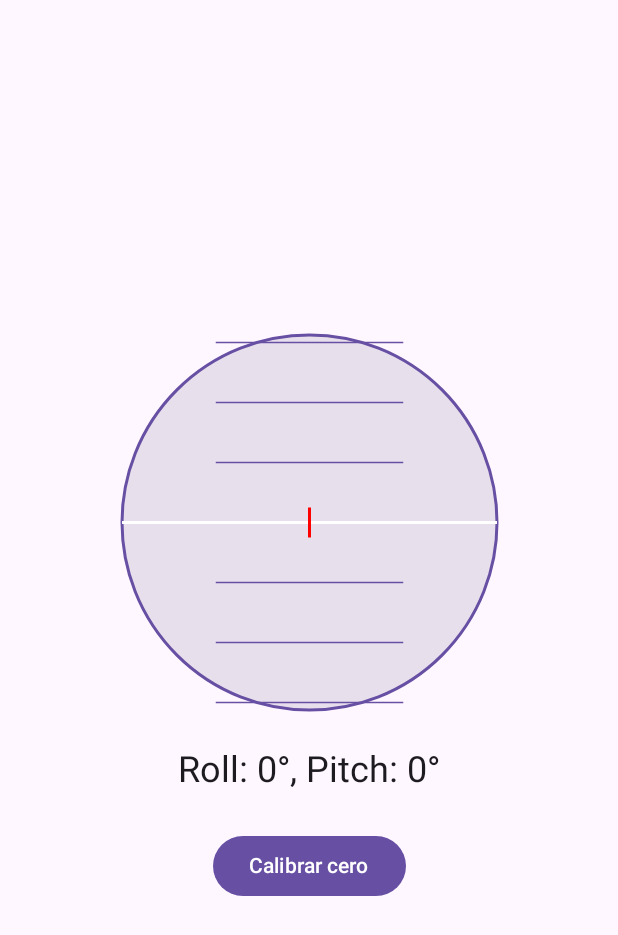
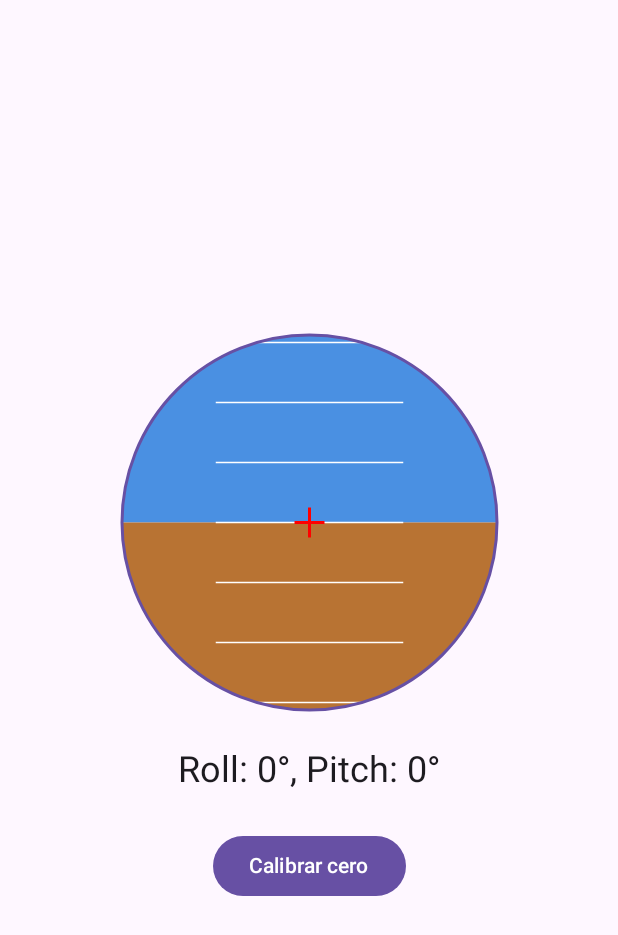
Before and after one commit to FelipeGarcia911/android-auto-inclinometer, an Android app built with Jetpack Compose: the screen it shows after launch (MainActivity), on a phone screen of 412 x 824 dp. Shown: the top 935 px of the screen. Run offline under Robolectric (Android 15) with nearby library versions, the phone set to English and light mode, and no system bars; our stand-ins replace Dagger/Hilt's generated code.

Commit message:
feat: add sky and ground colors

```diff
--- a/app/src/main/java/com/felipeg/inclinometer4x4/MainActivity.kt
+++ b/app/src/main/java/com/felipeg/inclinometer4x4/MainActivity.kt
@@ -1,7 +1,6 @@
 package com.felipeg.inclinometer4x4
 
 import android.os.Bundle
-import android.util.Log
 import androidx.activity.ComponentActivity
 import androidx.activity.compose.setContent
 import androidx.compose.foundation.layout.fillMaxSize
--- a/app/src/main/java/com/felipeg/inclinometer4x4/presentation/ui/component/CombinedInclinometer.kt
+++ b/app/src/main/java/com/felipeg/inclinometer4x4/presentation/ui/component/CombinedInclinometer.kt
@@ -6,10 +6,14 @@ import androidx.compose.material3.MaterialTheme
 import androidx.compose.runtime.Composable
 import androidx.compose.ui.Modifier
 import androidx.compose.ui.geometry.Offset
+import androidx.compose.ui.geometry.Rect
 import androidx.compose.ui.graphics.Color
+import androidx.compose.ui.graphics.Path
 import androidx.compose.ui.graphics.drawscope.DrawScope
 import androidx.compose.ui.graphics.drawscope.Stroke
+import androidx.compose.ui.graphics.drawscope.clipPath
 import androidx.compose.ui.graphics.drawscope.rotate
+import androidx.compose.ui.graphics.drawscope.translate
 import androidx.compose.ui.unit.Dp
 import androidx.compose.ui.unit.dp
 
@@ -21,46 +25,68 @@ fun CombinedInclinometer(
     size: Dp = 200.dp
 ) {
     val dialColor = MaterialTheme.colorScheme.primary
-    val backgroundColor = MaterialTheme.colorScheme.surfaceVariant
+    val skyColor = Color(0xFF4A90E2)
+    val groundColor = Color(0xFFB87333)
+    val horizonAndLinesColor = Color.White
 
     Canvas(modifier = modifier.size(size)) {
         val radius = this.size.minDimension / 2f
         val center = this.center
+        val pitchOffset = pitch * 4f // Sensitivity
 
-        // Draw background
-        drawCircle(color = backgroundColor, radius = radius)
+        clipPath(Path().apply { addOval(Rect(center = center, radius = radius)) }) {
+            // Apply pitch translation first, then roll rotation.
+            translate(top = pitchOffset) {
+                rotate(degrees = roll, pivot = center) {
+                    // Sky - Extend beyond the visible radius to avoid gaps
+                    drawRect(
+                        color = skyColor,
+                        topLeft = Offset(center.x - radius * 2, center.y - radius * 2),
+                        size = this.size.copy(width = radius * 4, height = radius * 2)
+                    )
+                    // Ground - Extend beyond the visible radius
+                    drawRect(
+                        color = groundColor,
+                        topLeft = Offset(center.x - radius * 2, center.y),
+                        size = this.size.copy(width = radius * 4, height = radius * 2)
+                    )
+
+                    // Draw pitch lines (relative to the horizon)
+                    drawPitchLadder(pitch = 0f, radius = radius, color = horizonAndLinesColor)
+                }
+            }
+        }
+
+        // Draw the fixed elements of the UI (dial, pointer) on top
+
+        // Dial border
         drawCircle(color = dialColor, radius = radius, style = Stroke(width = 2.dp.toPx()))
 
-        // Draw pitch lines
-        drawPitchLadder(pitch, radius, dialColor)
-
-        // Draw roll indicator
-        rotate(degrees = roll) {
-            // Horizon line
+        // Fixed pointer (representing the aircraft)
+        val pointerSize = 10.dp.toPx()
         drawLine(
-                color = Color.White,
-                start = Offset(center.x - radius, center.y),
-                end = Offset(center.x + radius, center.y),
+            color = Color.Red,
+            start = Offset(center.x - pointerSize, center.y),
+            end = Offset(center.x + pointerSize, center.y),
             strokeWidth = 2.dp.toPx()
         )
-            // Pointer
         drawLine(
             color = Color.Red,
-                start = Offset(center.x, center.y - 10.dp.toPx()),
-                end = Offset(center.x, center.y + 10.dp.toPx()),
+            start = Offset(center.x, center.y - pointerSize),
+            end = Offset(center.x, center.y + pointerSize),
             strokeWidth = 2.dp.toPx()
         )
     }
 }
-}
 
+// The original drawPitchLadder can be reused. It's now drawn inside the transformed scope.
+// It doesn't need to handle pitch anymore, so we pass 0.
 private fun DrawScope.drawPitchLadder(pitch: Float, radius: Float, color: Color) {
-    val pitchOffset = pitch * 4 // Sensitivity
+    val pitchOffset = pitch * 4 // This is 0 now.
     val lineLength = radius / 2f
 
     for (i in -45..45 step 15) {
         val y = center.y - i * 4 + pitchOffset
-        if (y > center.y - radius && y < center.y + radius) {
         drawLine(
             color = color,
             start = Offset(center.x - lineLength, y),
@@ -69,4 +95,3 @@ private fun DrawScope.drawPitchLadder(pitch: Float, radius: Float, color: Color)
         )
     }
 }
-}
```
Also changed, not shown: 1 other file. Lines whose indentation alone changed are shown as unchanged.
